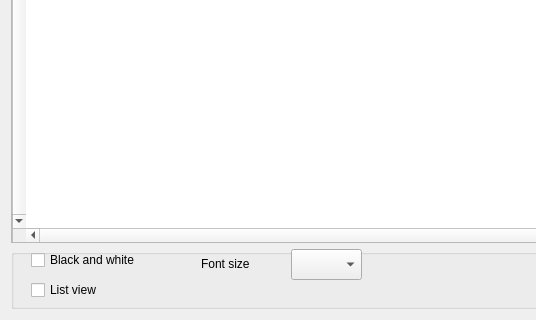
Above: GUI_UIs/ui_visualise_graph_original.ui from ccbogel/QualCoder before the change; both pictures show x 0 to 536 and y 424 to 744 of the 1098 by 744 pixel window. Below: the same form after it.
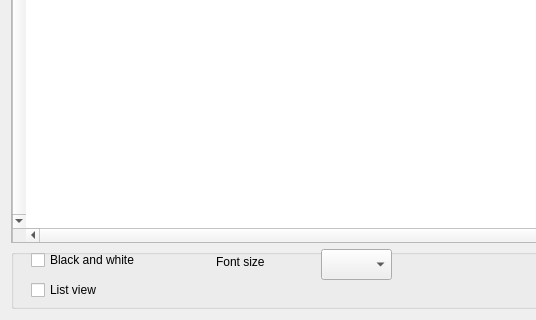
That is the form after the change.

Commit message: improved widget spacing for larger 14 size font

Patch:
```diff
--- a/GUI_UIs/ui_visualise_graph_original.ui
+++ b/GUI_UIs/ui_visualise_graph_original.ui
@@ -77,7 +77,7 @@
      <widget class="QComboBox" name="comboBox_fontsize">
       <property name="geometry">
        <rect>
-        <x>280</x>
+        <x>310</x>
         <y>0</y>
         <width>71</width>
         <height>31</height>
@@ -87,9 +87,9 @@
      <widget class="QLabel" name="label">
       <property name="geometry">
        <rect>
-        <x>190</x>
-        <y>6</y>
-        <width>81</width>
+        <x>205</x>
+        <y>4</y>
+        <width>101</width>
         <height>17</height>
        </rect>
       </property>
```
The commit also changes 1 other file.
